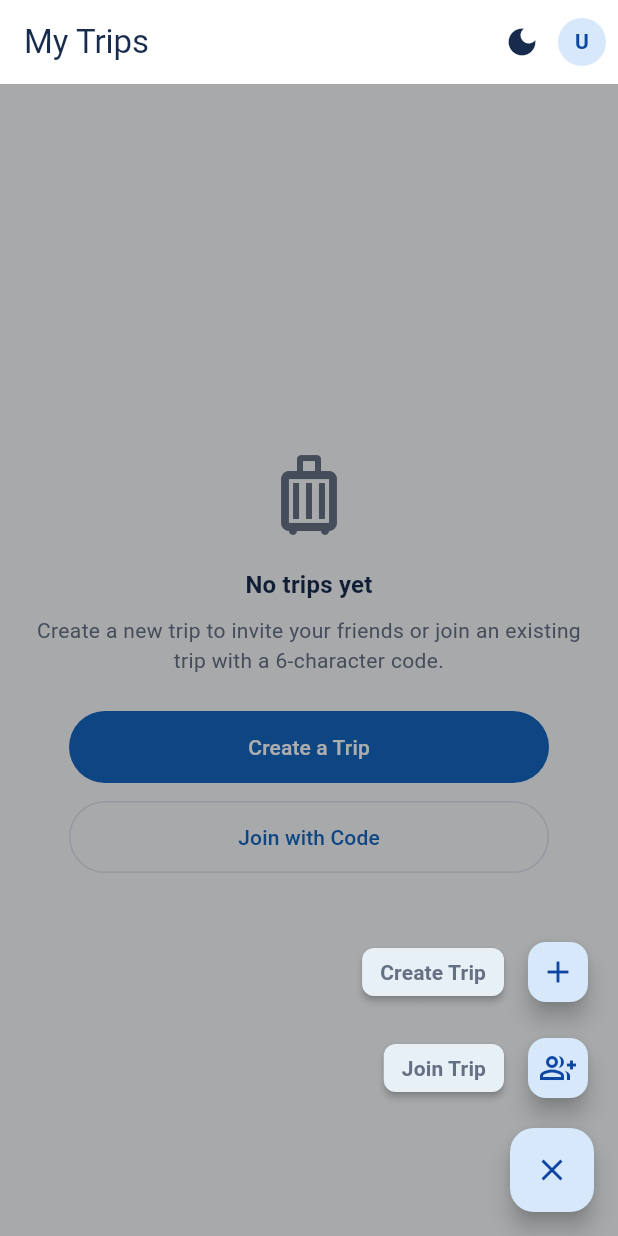
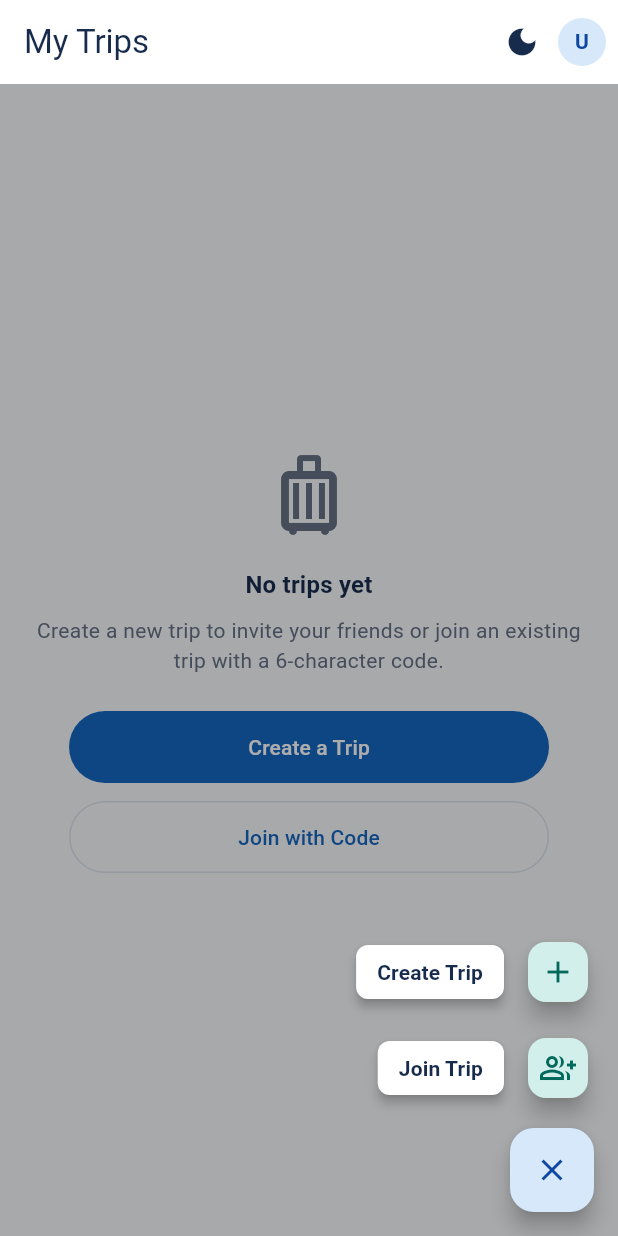
Before and after one commit to Aayush049/wayfound, a Flutter app: the screen it shows once a user with an empty profile is signed in, after a tap on the "add" icon, on a phone screen of 412 x 824 dp. Run offline on Flutter 3.47's test engine with Material 3 defaults, Android fonts, the phone set to English and light mode, and no system bars; our stand-ins replace cloud_firestore, firebase_auth, firebase_core, flutter_riverpod, go_router, google_sign_in and 1 more; accounts and stored records are empty.

Commit message:
fix(home): polish FAB action menu labels for light mode contrast
- Use solid theme.colorScheme.surface background with onSurface text for action label chips
- Use secondaryContainer and onSecondaryContainer for small FAB buttons for high contrast against dark scrim overlay in light mode

Co-Authored-By: Claude Code <noreply@anthropic.com>

```diff
--- a/lib/features/trips/presentation/home_screen.dart
+++ b/lib/features/trips/presentation/home_screen.dart
@@ -170,18 +170,18 @@ class _HomeScreenState extends ConsumerState<HomeScreen> {
                   mainAxisSize: MainAxisSize.min,
                   children: [
                     Material(
-                      elevation: 2,
+                      elevation: 3,
                       borderRadius: BorderRadius.circular(8),
-                      color: theme.colorScheme.surfaceContainerHighest,
+                      color: theme.colorScheme.surface,
                       child: Padding(
                         padding: const EdgeInsets.symmetric(
-                          horizontal: 12,
-                          vertical: 6,
+                          horizontal: 14,
+                          vertical: 8,
                         ),
                         child: Text(
                           'Create Trip',
                           style: theme.textTheme.labelLarge?.copyWith(
-                            color: theme.colorScheme.onSurfaceVariant,
+                            color: theme.colorScheme.onSurface,
                             fontWeight: FontWeight.bold,
                           ),
                         ),
@@ -195,6 +195,8 @@ class _HomeScreenState extends ConsumerState<HomeScreen> {
                         key: const Key('fab_action_create_trip'),
                         heroTag: 'fab_action_create_trip',
                         tooltip: 'Create Trip',
+                        backgroundColor: theme.colorScheme.secondaryContainer,
+                        foregroundColor: theme.colorScheme.onSecondaryContainer,
                         onPressed: _navigateToCreate,
                         child: const Icon(Icons.add),
                       ),
@@ -210,18 +212,18 @@ class _HomeScreenState extends ConsumerState<HomeScreen> {
                   mainAxisSize: MainAxisSize.min,
                   children: [
                     Material(
-                      elevation: 2,
+                      elevation: 3,
                       borderRadius: BorderRadius.circular(8),
-                      color: theme.colorScheme.surfaceContainerHighest,
+                      color: theme.colorScheme.surface,
                       child: Padding(
                         padding: const EdgeInsets.symmetric(
-                          horizontal: 12,
-                          vertical: 6,
+                          horizontal: 14,
+                          vertical: 8,
                         ),
                         child: Text(
                           'Join Trip',
                           style: theme.textTheme.labelLarge?.copyWith(
-                            color: theme.colorScheme.onSurfaceVariant,
+                            color: theme.colorScheme.onSurface,
                             fontWeight: FontWeight.bold,
                           ),
                         ),
@@ -235,6 +237,8 @@ class _HomeScreenState extends ConsumerState<HomeScreen> {
                         key: const Key('fab_action_join_trip'),
                         heroTag: 'fab_action_join_trip',
                         tooltip: 'Join Trip',
+                        backgroundColor: theme.colorScheme.secondaryContainer,
+                        foregroundColor: theme.colorScheme.onSecondaryContainer,
                         onPressed: _navigateToJoin,
                         child: const Icon(Icons.group_add_outlined),
                       ),
```
